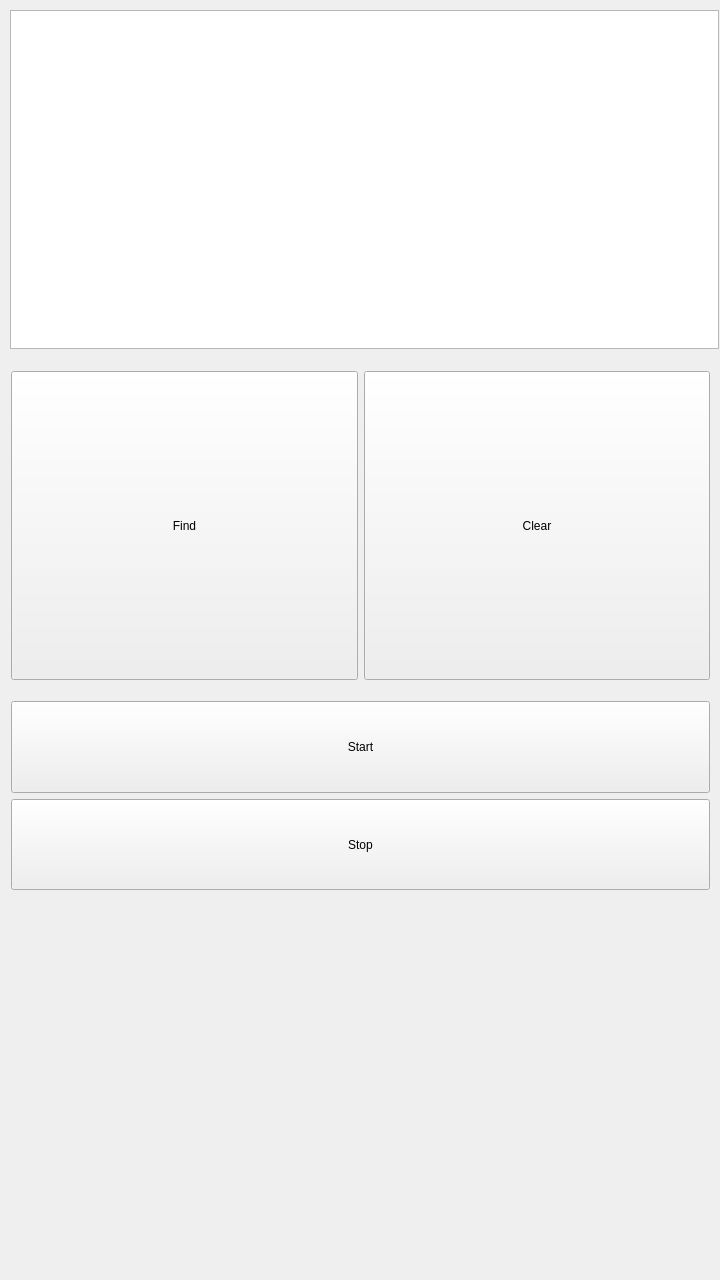
Above: mainwindow.ui from Mcublog/AutoLubeApp before the change. Below: the same form after it.
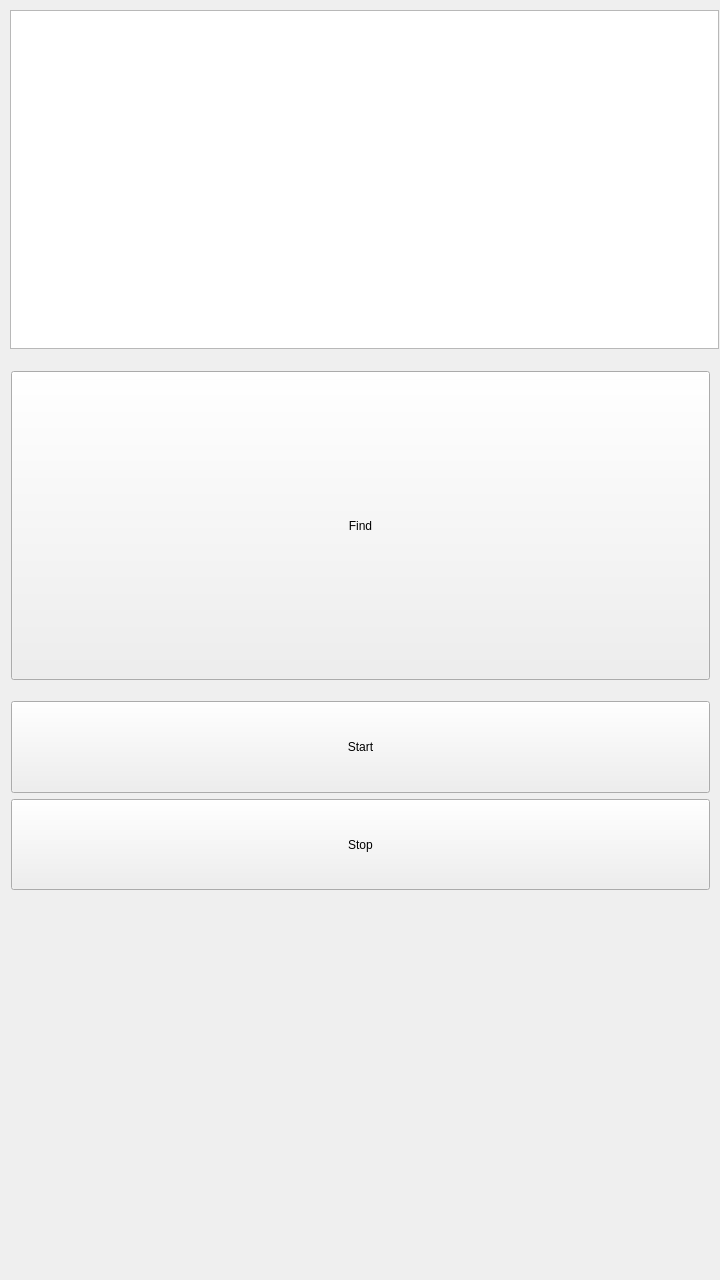
That is the form after the change.

The edit to the form file:
```diff
--- a/mainwindow.ui
+++ b/mainwindow.ui
@@ -23,7 +23,7 @@
       <height>331</height>
      </rect>
     </property>
-    <layout class="QHBoxLayout" name="horizontalLayout" stretch="0,0">
+    <layout class="QHBoxLayout" name="horizontalLayout" stretch="0">
      <property name="sizeConstraint">
       <enum>QLayout::SetMaximumSize</enum>
      </property>
@@ -43,19 +43,6 @@
        </property>
       </widget>
      </item>
-     <item>
-      <widget class="QPushButton" name="pbClear">
-       <property name="sizePolicy">
-        <sizepolicy hsizetype="Expanding" vsizetype="Expanding">
-         <horstretch>0</horstretch>
-         <verstretch>0</verstretch>
-        </sizepolicy>
-       </property>
-       <property name="text">
-        <string>Clear</string>
-       </property>
-      </widget>
-     </item>
     </layout>
    </widget>
    <widget class="QWidget" name="verticalLayoutWidget">
```
